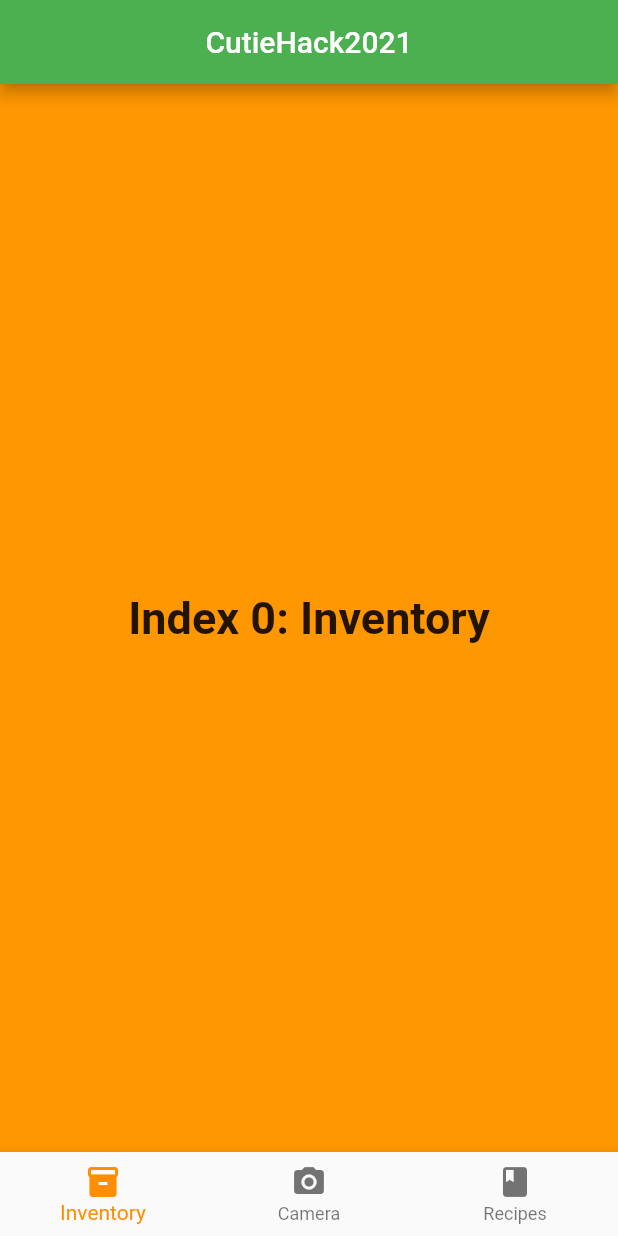
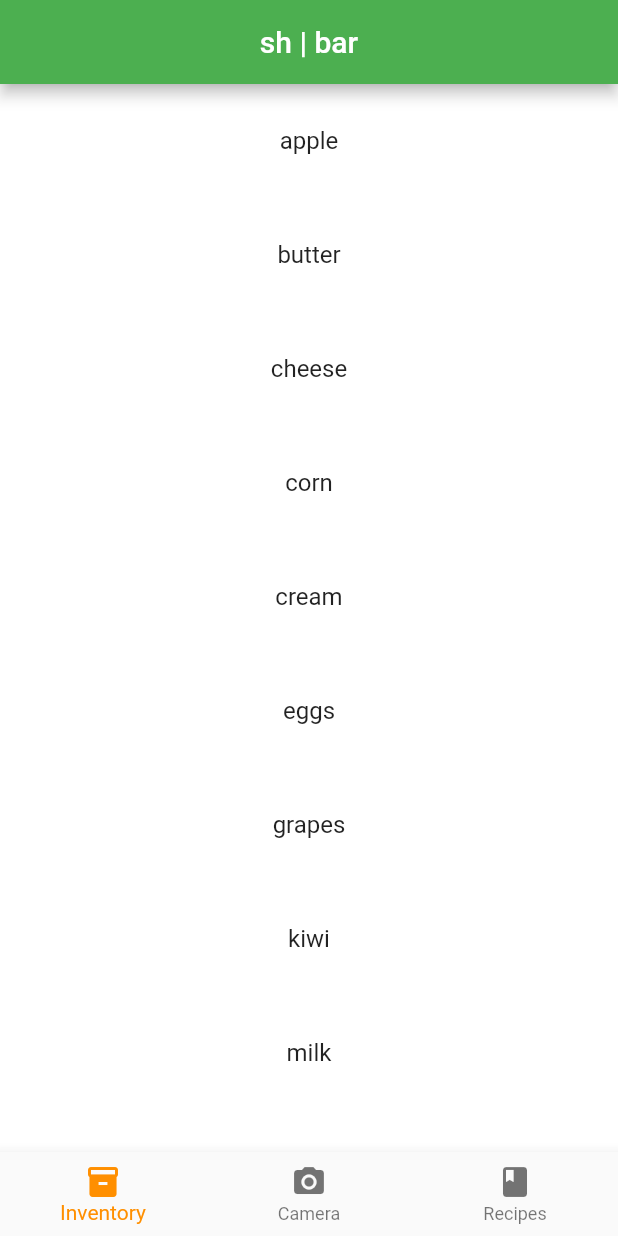
Before and after one commit to MachineLearningAmateur/CutieHack_2021, a Flutter app: the screen it shows after launch, on a phone screen of 412 x 824 dp. Run offline on Flutter 3.47's test engine with Material 2 defaults, Android fonts, the phone set to English and light mode, and no system bars; our stand-ins replace camera; missing offline and left inert: camera_web.

Commit message:
last min

```diff
--- a/frontend/lib/main.dart
+++ b/frontend/lib/main.dart
@@ -1,5 +1,4 @@
 import 'dart:async';
-import 'dart:io';
 
 import 'package:camera/camera.dart';
 import 'package:flutter/material.dart';
@@ -14,7 +13,7 @@ class MyApp extends StatelessWidget {
   @override
   Widget build(BuildContext context) {
     return const MaterialApp(
-      title: 'CutieHack_2021',
+      title: 'sh | bar',
       debugShowCheckedModeBanner: false,
       home: Menu(),
     );
@@ -35,10 +34,7 @@ class _MenuState extends State<Menu> {
       TextStyle(fontSize: 30, fontWeight: FontWeight.bold);
 
   static const List<Widget> _widgetOptions = <Widget>[
-    Text(
-      'Index 0: Inventory',
-      style: styleChoice,
-    ),
+    Ingredients(),
     TakePictureScreen(),
     Text('Index 2: Recipes', style: styleChoice),
   ];
@@ -56,7 +52,7 @@ class _MenuState extends State<Menu> {
       appBar: AppBar(
         centerTitle: true,
         title: const Text(
-          'CutieHack2021',
+          'sh | bar',
           textAlign: TextAlign.center,
         ),
         backgroundColor: Colors.green,
@@ -125,7 +121,7 @@ class TakePictureScreenState extends State<TakePictureScreen> {
   @override
   Widget build(BuildContext context) {
     return Scaffold(
-      appBar: AppBar(title: const Text('Take a picture')),
+      appBar: AppBar(title: const Center(child: Text("Take a picture"))),
       // You must wait until the controller is initialized before displaying the
       // camera preview. Use a FutureBuilder to display a loading spinner until the
       // controller has finished initializing.
@@ -153,7 +149,7 @@ class TakePictureScreenState extends State<TakePictureScreen> {
             // Attempt to take a picture and get the file `image`
             // where it was saved.
             final image = await _controller.takePicture();
-
+            print(image.path);
             // If the picture was taken, display it on a new screen.
             await Navigator.of(context).push(
               MaterialPageRoute(
@@ -176,6 +172,7 @@ class TakePictureScreenState extends State<TakePictureScreen> {
 }
 
 class DisplayPictureScreen extends StatelessWidget {
+  //should append list to inventory
   final String imagePath;
 
   const DisplayPictureScreen({Key? key, required this.imagePath})
@@ -183,11 +180,43 @@ class DisplayPictureScreen extends StatelessWidget {
 
   @override
   Widget build(BuildContext context) {
-    return Scaffold(
-      appBar: AppBar(title: const Text('Display the Picture')),
-      // The image is stored as a file on the device. Use the `Image.file`
+    return const Scaffold(
+      // The image is stored as a file on the device. Use txhe `Image.file`
       // constructor with the given path to display the image.
-      body: Image.file(File(imagePath)),
+      body: Center(
+          child: Text(
+        'Loading... ',
+        style: TextStyle(fontWeight: FontWeight.bold, fontSize: 50),
+        textAlign: TextAlign.center,
+      )),
     );
   }
 }
+
+class Ingredients extends StatefulWidget {
+  const Ingredients({Key? key}) : super(key: key);
+
+  @override
+  _IngredientsState createState() => _IngredientsState();
+}
+
+class _IngredientsState extends State<Ingredients> {
+  List<String> inventory = ['apple', 'eggs', 'cheese', 'milk', 'butter', 'corn', 'cream', 'pasta', 'kiwi', 'grapes', 'orange'];
+
+  @override
+  Widget build(BuildContext context) {
+    inventory.sort();
+    return ListView.builder(
+      itemCount: inventory.length,
+      itemBuilder: (context, index) {
+        final ingredient = inventory[index];
+
+        return ListTile(
+          title: Center(child: Text(ingredient)),
+          tileColor: Colors.white,
+          contentPadding: const EdgeInsets.all(10),
+
+        );
+      });
+  }
+}
```
